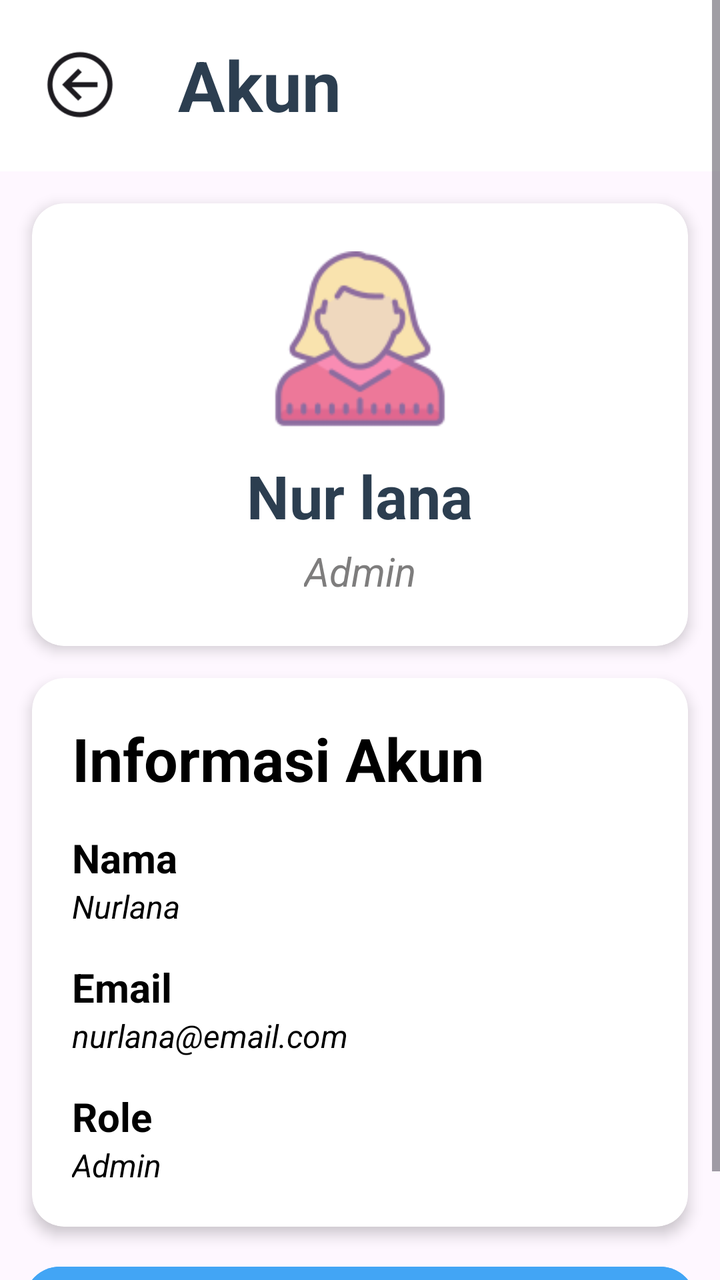
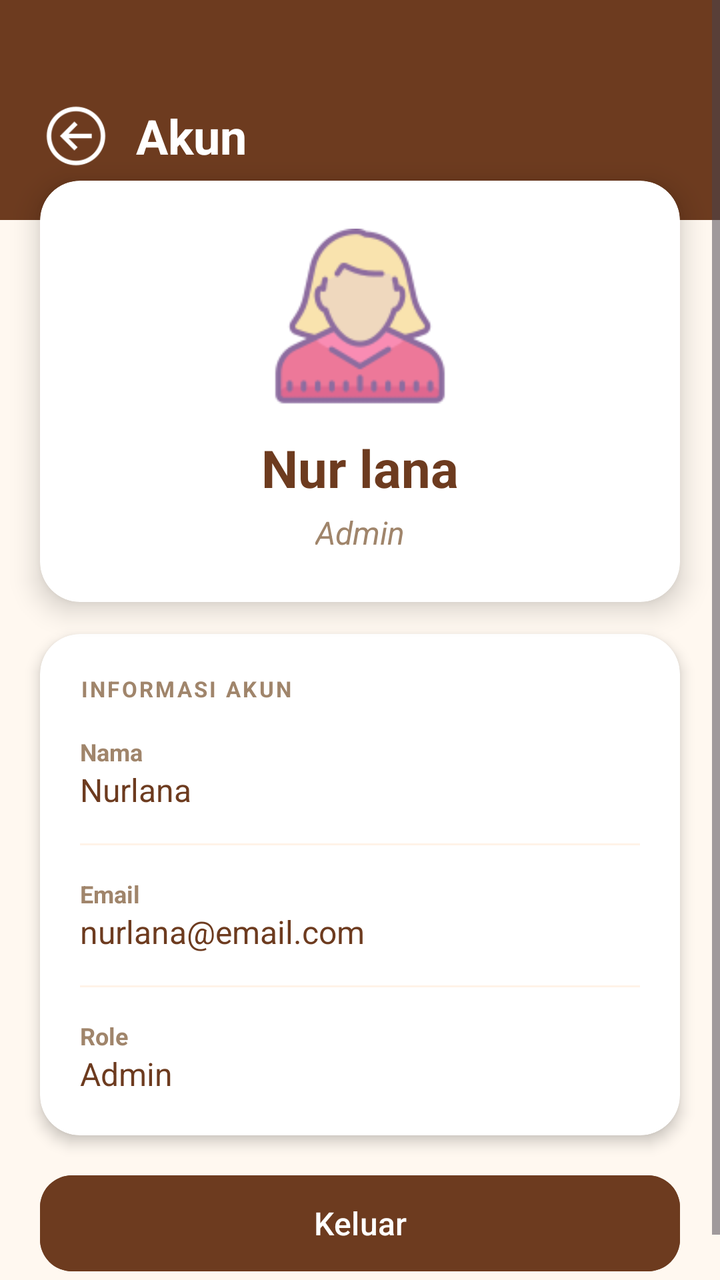

Compare the two renders of this Android layout. The source of the first and the diff that turns it into the second are given below.
<!-- AndroidManifest.xml: application theme Theme.Kasir -->
<!-- res/layout/activity_akun.xml -->
<?xml version="1.0" encoding="utf-8"?>
<ScrollView xmlns:android="http://schemas.android.com/apk/res/android"
    xmlns:app="http://schemas.android.com/apk/res-auto"
    android:layout_width="match_parent"
    android:layout_height="match_parent"
    android:fillViewport="true">

    <LinearLayout
        android:layout_width="match_parent"
        android:layout_height="wrap_content"
        android:orientation="vertical">

        <LinearLayout
            android:layout_width="match_parent"
            android:layout_height="wrap_content"
            android:orientation="horizontal"
            android:gravity="center_vertical"
            android:paddingTop="19dp"
            android:paddingBottom="20dp"
            android:paddingStart="20dp"
            android:paddingEnd="20dp"
            android:background="@android:color/white">

            <ImageView
                android:id="@+id/ivKembali"
                android:layout_width="40dp"
                android:layout_height="40dp"
                android:src="@drawable/panah"
                android:clickable="true"
                android:focusable="true"
                android:contentDescription="Kembali"
                app:tint="?attr/colorOnSurface"/>

            <TextView
                android:layout_width="0dp"
                android:layout_height="wrap_content"
                android:layout_weight="1"
                android:layout_marginStart="29dp"
                android:text="Akun"
                android:textSize="35sp"
                android:textStyle="bold"
                android:textColor="#2C3E50"/>
        </LinearLayout>

        <androidx.cardview.widget.CardView
            android:layout_width="match_parent"
            android:layout_height="wrap_content"
            android:layout_margin="16dp"
            app:cardCornerRadius="16dp"
            app:cardElevation="4dp"
            app:cardBackgroundColor="#FFFFFF">

            <LinearLayout
                android:layout_width="match_parent"
                android:layout_height="wrap_content"
                android:orientation="vertical"
                android:gravity="center"
                android:padding="24dp">

                <ImageView
                    android:id="@+id/ivFotoAkun"
                    android:layout_width="90dp"
                    android:layout_height="90dp"
                    android:src="@drawable/akun"
                    android:contentDescription="Foto Akun"/>

                <TextView
                    android:id="@+id/tvNamaAkun"
                    android:layout_width="wrap_content"
                    android:layout_height="wrap_content"
                    android:text="Nur lana"
                    android:textSize="30sp"
                    android:textStyle="bold"
                    android:textColor="#2C3E50"
                    android:layout_marginTop="12dp"/>

                <TextView
                    android:id="@+id/tvRoleAkun"
                    android:layout_width="wrap_content"
                    android:layout_height="wrap_content"
                    android:text="Admin"
                    android:textSize="20sp"
                    android:textStyle="italic"
                    android:textColor="#7E7D7D"
                    android:layout_marginTop="4dp"/>
            </LinearLayout>
        </androidx.cardview.widget.CardView>

        <androidx.cardview.widget.CardView
            android:layout_width="match_parent"
            android:layout_height="wrap_content"
            android:layout_marginStart="16dp"
            android:layout_marginEnd="16dp"
            android:layout_marginBottom="16dp"
            app:cardCornerRadius="16dp"
            app:cardElevation="4dp"
            app:cardBackgroundColor="#FFFFFF">

            <LinearLayout
                android:layout_width="match_parent"
                android:layout_height="wrap_content"
                android:orientation="vertical"
                android:padding="20dp">

                <TextView
                    android:layout_width="wrap_content"
                    android:layout_height="wrap_content"
                    android:text="Informasi Akun"
                    android:textSize="30sp"
                    android:textStyle="bold"
                    android:textColor="#000000"
                    android:layout_marginBottom="16dp"/>

                <TextView
                    android:layout_width="wrap_content"
                    android:layout_height="wrap_content"
                    android:text="Nama"
                    android:textSize="20sp"
                    android:textStyle="bold"
                    android:textColor="#000000"/>

                <TextView
                    android:id="@+id/tvNama"
                    android:layout_width="wrap_content"
                    android:layout_height="wrap_content"
                    android:text="Nurlana"
                    android:textSize="16sp"
                    android:textColor="#000000"
                    android:textStyle="italic|normal"
                    android:layout_marginBottom="16dp"/>

                <TextView
                    android:layout_width="wrap_content"
                    android:layout_height="wrap_content"
                    android:text="Email"
                    android:textStyle="bold"
                    android:textSize="20sp"
                    android:textColor="#000000"/>

                <TextView
                    android:id="@+id/tvEmail"
                    android:layout_width="wrap_content"
                    android:layout_height="wrap_content"
                    android:text="nurlana@email.com"
                    android:textSize="16sp"
                    android:textColor="#000000"
                    android:textStyle="italic|normal"
                    android:layout_marginBottom="16dp"/>

                <TextView
                    android:layout_width="wrap_content"
                    android:layout_height="wrap_content"
                    android:text="Role"
                    android:textStyle="bold"
                    android:textSize="20sp"
                    android:textColor="#000000"/>

                <TextView
                    android:id="@+id/tvRole"
                    android:layout_width="wrap_content"
                    android:layout_height="wrap_content"
                    android:text="Admin"
                    android:textSize="16sp"
                    android:textColor="#000000"
                    android:textStyle="italic|normal"/>
            </LinearLayout>
        </androidx.cardview.widget.CardView>

        <com.google.android.material.button.MaterialButton
            android:id="@+id/btnLogout"
            android:layout_width="match_parent"
            android:layout_height="56dp"
            android:layout_marginStart="12dp"
            android:layout_marginEnd="12dp"
            android:layout_marginBottom="14dp"
            android:text="Keluar"
            android:textSize="19sp"
            android:textColor="#000000"
            android:backgroundTint="#42A5F5"
            app:cornerRadius="18dp"/>

    </LinearLayout>
</ScrollView>
<!-- resources referenced by this layout -->
<resources>
  <!-- drawable akun: png bitmap (drawable, 4964 bytes) -->
  <!-- drawable panah: png bitmap (drawable, 1835 bytes) -->
  <style name="Theme.Kasir" parent="Base.Theme.Kasir" />
  <style name="Base.Theme.Kasir" parent="Theme.Material3.DayNight.NoActionBar">
          
          
      </style>
</resources>

<!-- the commit's change to res/layout/activity_akun.xml (unified diff, before → after) -->
@@ -3,6 +3,7 @@
     xmlns:app="http://schemas.android.com/apk/res-auto"
     android:layout_width="match_parent"
     android:layout_height="match_parent"
+    android:background="@color/bg_home"
     android:fillViewport="true">
 
     <LinearLayout
@@ -10,45 +11,50 @@
         android:layout_height="wrap_content"
         android:orientation="vertical">
 
+        
         <LinearLayout
             android:layout_width="match_parent"
             android:layout_height="wrap_content"
             android:orientation="horizontal"
             android:gravity="center_vertical"
-            android:paddingTop="19dp"
-            android:paddingBottom="20dp"
             android:paddingStart="20dp"
             android:paddingEnd="20dp"
-            android:background="@android:color/white">
+            android:paddingTop="50dp"
+            android:paddingBottom="24dp"
+            android:background="@color/header_bg">
 
             <ImageView
                 android:id="@+id/ivKembali"
-                android:layout_width="40dp"
-                android:layout_height="40dp"
+                android:layout_width="36dp"
+                android:layout_height="36dp"
                 android:src="@drawable/panah"
                 android:clickable="true"
                 android:focusable="true"
                 android:contentDescription="Kembali"
-                app:tint="?attr/colorOnSurface"/>
+                app:tint="@color/header_title_text"/>
 
             <TextView
                 android:layout_width="0dp"
                 android:layout_height="wrap_content"
                 android:layout_weight="1"
-                android:layout_marginStart="29dp"
+                android:layout_marginStart="12dp"
                 android:text="Akun"
-                android:textSize="35sp"
+                android:textSize="24sp"
                 android:textStyle="bold"
-                android:textColor="#2C3E50"/>
+                android:textColor="@color/header_title_text"/>
         </LinearLayout>
 
+        
         <androidx.cardview.widget.CardView
             android:layout_width="match_parent"
             android:layout_height="wrap_content"
-            android:layout_margin="16dp"
-            app:cardCornerRadius="16dp"
-            app:cardElevation="4dp"
-            app:cardBackgroundColor="#FFFFFF">
+            android:layout_marginStart="20dp"
+            android:layout_marginEnd="20dp"
+            android:layout_marginTop="-20dp"
+            android:layout_marginBottom="16dp"
+            app:cardCornerRadius="20dp"
+            app:cardElevation="8dp"
+            app:cardBackgroundColor="@color/card_bg">
 
             <LinearLayout
                 android:layout_width="match_parent"
@@ -69,9 +75,9 @@
                     android:layout_width="wrap_content"
                     android:layout_height="wrap_content"
                     android:text="Nur lana"
-                    android:textSize="30sp"
-                    android:textStyle="bold"
-                    android:textColor="#2C3E50"
+                    android:textSize="26sp"
+                    android:textStyle="bold"
+                    android:textColor="@color/text_primary_brown"
                     android:layout_marginTop="12dp"/>
 
                 <TextView
@@ -79,22 +85,23 @@
                     android:layout_width="wrap_content"
                     android:layout_height="wrap_content"
                     android:text="Admin"
-                    android:textSize="20sp"
+                    android:textSize="16sp"
                     android:textStyle="italic"
-                    android:textColor="#7E7D7D"
+                    android:textColor="@color/text_secondary_brown"
                     android:layout_marginTop="4dp"/>
             </LinearLayout>
         </androidx.cardview.widget.CardView>
 
+        
         <androidx.cardview.widget.CardView
             android:layout_width="match_parent"
             android:layout_height="wrap_content"
-            android:layout_marginStart="16dp"
-            android:layout_marginEnd="16dp"
+            android:layout_marginStart="20dp"
+            android:layout_marginEnd="20dp"
             android:layout_marginBottom="16dp"
-            app:cardCornerRadius="16dp"
+            app:cardCornerRadius="20dp"
             app:cardElevation="4dp"
-            app:cardBackgroundColor="#FFFFFF">
+            app:cardBackgroundColor="@color/card_bg">
 
             <LinearLayout
                 android:layout_width="match_parent"
@@ -105,19 +112,20 @@
                 <TextView
                     android:layout_width="wrap_content"
                     android:layout_height="wrap_content"
-                    android:text="Informasi Akun"
-                    android:textSize="30sp"
-                    android:textStyle="bold"
-                    android:textColor="#000000"
+                    android:text="INFORMASI AKUN"
+                    android:textSize="11sp"
+                    android:textStyle="bold"
+                    android:letterSpacing="0.1"
+                    android:textColor="@color/text_secondary_brown"
                     android:layout_marginBottom="16dp"/>
 
                 <TextView
                     android:layout_width="wrap_content"
                     android:layout_height="wrap_content"
                     android:text="Nama"
-                    android:textSize="20sp"
-                    android:textStyle="bold"
-                    android:textColor="#000000"/>
+                    android:textSize="12sp"
+                    android:textStyle="bold"
+                    android:textColor="@color/text_secondary_brown"/>
 
                 <TextView
                     android:id="@+id/tvNama"
@@ -125,17 +133,22 @@
                     android:layout_height="wrap_content"
                     android:text="Nurlana"
                     android:textSize="16sp"
-                    android:textColor="#000000"
-                    android:textStyle="italic|normal"
+                    android:textColor="@color/text_primary_brown"
+                    android:layout_marginBottom="16dp"/>
+
+                <View
+                    android:layout_width="match_parent"
+                    android:layout_height="1dp"
+                    android:background="@color/quick_menu_bg"
                     android:layout_marginBottom="16dp"/>
 
                 <TextView
                     android:layout_width="wrap_content"
                     android:layout_height="wrap_content"
                     android:text="Email"
-                    android:textStyle="bold"
-                    android:textSize="20sp"
-                    android:textColor="#000000"/>
+                    android:textSize="12sp"
+                    android:textStyle="bold"
+                    android:textColor="@color/text_secondary_brown"/>
 
                 <TextView
                     android:id="@+id/tvEmail"
@@ -143,17 +156,22 @@
                     android:layout_height="wrap_content"
                     android:text="nurlana@email.com"
                     android:textSize="16sp"
-                    android:textColor="#000000"
-                    android:textStyle="italic|normal"
+                    android:textColor="@color/text_primary_brown"
+                    android:layout_marginBottom="16dp"/>
+
+                <View
+                    android:layout_width="match_parent"
+                    android:layout_height="1dp"
+                    android:background="@color/quick_menu_bg"
                     android:layout_marginBottom="16dp"/>
 
                 <TextView
                     android:layout_width="wrap_content"
                     android:layout_height="wrap_content"
                     android:text="Role"
-                    android:textStyle="bold"
-                    android:textSize="20sp"
-                    android:textColor="#000000"/>
+                    android:textSize="12sp"
+                    android:textStyle="bold"
+                    android:textColor="@color/text_secondary_brown"/>
 
                 <TextView
                     android:id="@+id/tvRole"
@@ -161,23 +179,23 @@
                     android:layout_height="wrap_content"
                     android:text="Admin"
                     android:textSize="16sp"
-                    android:textColor="#000000"
-                    android:textStyle="italic|normal"/>
+                    android:textColor="@color/text_primary_brown"/>
             </LinearLayout>
         </androidx.cardview.widget.CardView>
 
+        
         <com.google.android.material.button.MaterialButton
             android:id="@+id/btnLogout"
             android:layout_width="match_parent"
             android:layout_height="56dp"
-            android:layout_marginStart="12dp"
-            android:layout_marginEnd="12dp"
-            android:layout_marginBottom="14dp"
+            android:layout_marginStart="20dp"
+            android:layout_marginEnd="20dp"
+            android:layout_marginBottom="24dp"
             android:text="Keluar"
-            android:textSize="19sp"
-            android:textColor="#000000"
-            android:backgroundTint="#42A5F5"
-            app:cornerRadius="18dp"/>
+            android:textSize="16sp"
+            android:textColor="@color/header_title_text"
+            android:backgroundTint="@color/header_bg"
+            app:cornerRadius="16dp"/>
 
     </LinearLayout>
 </ScrollView>
<!-- resource entries referenced after the edit -->
@@ -1,5 +1,12 @@
 <!-- resources referenced by this layout -->
 <resources>
+  <color name="bg_home">#FFF8F0</color>
+  <color name="card_bg">#FFFFFF</color>
+  <color name="header_bg">#6D3B1F</color>
+  <color name="header_title_text">#FFFFFF</color>
+  <color name="quick_menu_bg">#FFF3E8</color>
+  <color name="text_primary_brown">#6D3B1F</color>
+  <color name="text_secondary_brown">#A0856B</color>
   <!-- drawable akun: png bitmap (drawable, 4964 bytes) -->
   <!-- drawable panah: png bitmap (drawable, 1835 bytes) -->
   <style name="Theme.Kasir" parent="Base.Theme.Kasir" />
